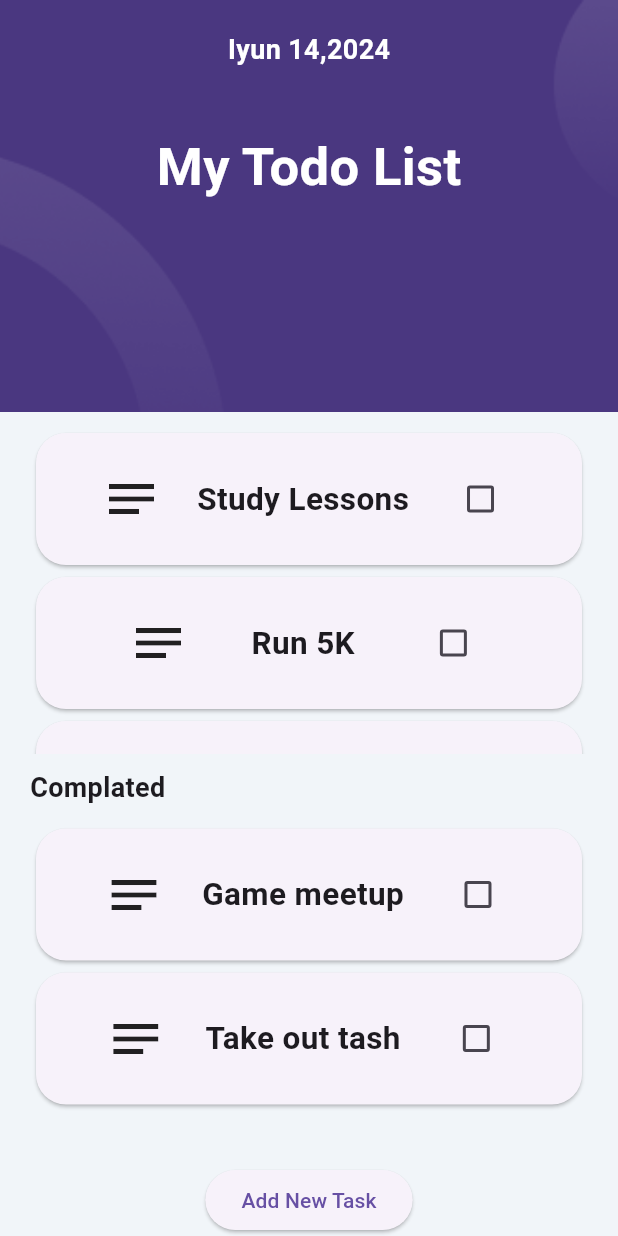
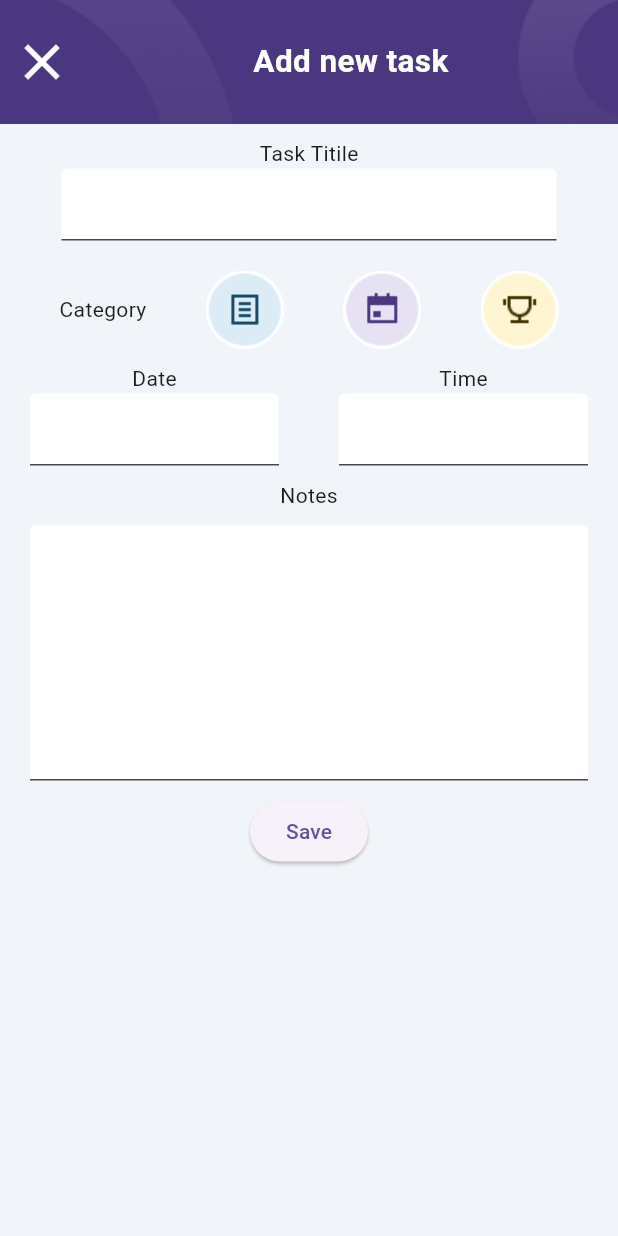
Before and after one commit to alicanov98/todo_app, a Flutter app: the screen it shows after launch, after a tap on "Add New Task", on a phone screen of 412 x 824 dp. Run offline on Flutter 3.47's test engine with Material 3 defaults, Android fonts, the phone set to English and light mode, and no system bars; our stand-ins replace hexcolor.

Commit message:
add new task screen

```diff
--- a/lib/main.dart
+++ b/lib/main.dart
@@ -1,8 +1,5 @@
 import 'package:flutter/material.dart';
-import 'package:flutter/widgets.dart';
-import 'package:hexcolor/hexcolor.dart';
-import 'package:todo_app/constants/color.dart';
-import 'package:todo_app/todoItem.dart';
+import 'package:todo_app/screens/home.dart';
 
 void main() {
   runApp(const MyApp());
@@ -15,112 +12,14 @@ class MyApp extends StatefulWidget {
   State<MyApp> createState() => _MyAppState();
 }
 
-List<String> todo = ['Study Lessons', 'Run 5K', 'Go To Party'];
-List<String> complated = ['Game meetup', 'Take out tash'];
-
 class _MyAppState extends State<MyApp> {
   // CheckBox checked
   bool isChecked = false;
   @override
   Widget build(BuildContext context) {
-    // Device Height and Width
-    double deviceHeight = MediaQuery.of(context).size.height / 3;
-    double deviceWidth = MediaQuery.of(context).size.width;
-
-    return MaterialApp(
+    return const MaterialApp(
       debugShowCheckedModeBanner: false,
-      home: SafeArea(
-        child: Scaffold(
-          backgroundColor: HexColor(backgroundColor),
-          body: Column(
-            children: [
-              // Header
-              headerContainer(deviceWidth, deviceHeight),
-              // Top Column
-              Expanded(
-                child: Padding(
-                  padding: const EdgeInsets.fromLTRB(20, 10, 20, 10),
-                  child: SingleChildScrollView(
-                    child: ListView.builder(
-                        shrinkWrap: true,
-                        primary: false,
-                        itemCount: todo.length,
-                        itemBuilder: (context, index) {
-                          return Todoitem(
-                            title: todo[index],
-                          );
-                        }),
-                  ),
-                ),
-              ),
-              //  Completed Text
-              const Padding(
-                padding: EdgeInsets.only(left: 20),
-                child: Align(
-                  alignment: Alignment.centerLeft,
-                  child: Text(
-                    'Complated',
-                    style: TextStyle(fontSize: 18, fontWeight: FontWeight.bold),
-                  ),
-                ),
-              ),
-              // Bottom Column
-              Expanded(
-                  child: Padding(
-                      padding: const EdgeInsets.fromLTRB(20, 10, 20, 10),
-                      child: SingleChildScrollView(
-                        child: ListView.builder(
-                            shrinkWrap: true,
-                            primary: false,
-                            itemCount: complated.length,
-                            itemBuilder: (context, index) {
-                              return Todoitem(
-                                title: complated[index],
-                              );
-                            }),
-                      ))),
-              ElevatedButton(
-                  onPressed: () {}, child: const Text('Add New Task'))
-            ],
-          ),
-        ),
-      ),
-    );
-  }
-
-  Container headerContainer(double deviceWidth, double deviceHeight) {
-    return Container(
-      width: deviceWidth,
-      height: deviceHeight,
-      decoration: const BoxDecoration(
-          color: Colors.purple,
-          image: DecorationImage(
-              image: AssetImage('lib/assets/images/header.png'),
-              fit: BoxFit.cover)),
-      child: const Column(
-        children: [
-          Padding(
-            padding: EdgeInsets.only(top: 20),
-            child: Text(
-              'Iyun 14,2024',
-              style: TextStyle(
-                  color: Colors.white,
-                  fontSize: 18,
-                  fontWeight: FontWeight.bold),
-            ),
-          ),
-          Padding(
-            padding: EdgeInsets.only(top: 40),
-            child: Text(
-              'My Todo List',
-              style: TextStyle(
-                  color: Colors.white,
-                  fontSize: 35,
-                  fontWeight: FontWeight.bold),
-            ),
-          )
-        ],
-      ),
+      home: HomeScreen(),
     );
   }
 }
--- /dev/null
+++ b/lib/screens/add_new_task.dart
@@ -0,0 +1,156 @@
+import 'package:flutter/material.dart';
+import 'package:hexcolor/hexcolor.dart';
+import 'package:todo_app/constants/color.dart';
+
+class AddNewTask extends StatelessWidget {
+  const AddNewTask({super.key});
+
+  @override
+  Widget build(BuildContext context) {
+    // Device Height and Width
+    double deviceHeight = MediaQuery.of(context).size.height / 10;
+    double deviceWidth = MediaQuery.of(context).size.width;
+
+    return SafeArea(
+        child: Scaffold(
+      backgroundColor: HexColor(backgroundColor),
+      body: SingleChildScrollView(
+        child: Column(
+          children: [
+            Container(
+              width: deviceWidth,
+              height: deviceHeight,
+              decoration: const BoxDecoration(
+                image: DecorationImage(
+                    image: AssetImage('lib/assets/images/header_two.png'),
+                    fit: BoxFit.cover),
+              ),
+              child: Row(
+                children: [
+                  IconButton(
+                      onPressed: () {
+                        Navigator.of(context).pop();
+                      },
+                      icon: const Icon(
+                        Icons.close,
+                        size: 40,
+                        color: Colors.white,
+                      )),
+                  const Expanded(
+                      child: Text(
+                    'Add new task',
+                    style: TextStyle(
+                        color: Colors.white,
+                        fontWeight: FontWeight.bold,
+                        fontSize: 21),
+                    textAlign: TextAlign.center,
+                  ))
+                ],
+              ),
+            ),
+            const Padding(
+                padding: EdgeInsets.only(top: 10), child: Text('Task Titile')),
+            const Padding(
+              padding: EdgeInsets.symmetric(horizontal: 41),
+              child: TextField(
+                decoration:
+                    InputDecoration(filled: true, fillColor: Colors.white),
+              ),
+            ),
+            Padding(
+              padding: const EdgeInsets.only(top: 20),
+              child: Row(
+                mainAxisAlignment: MainAxisAlignment.spaceEvenly,
+                children: [
+                  const Text('Category'),
+                  GestureDetector(
+                    onTap: () {
+                      ScaffoldMessenger.of(context).showSnackBar(
+                        const SnackBar(
+                          duration: Duration(milliseconds: 300),
+                          content: Text('Category Selected one'),
+                        ),
+                      );
+                    },
+                    child: Image.asset('lib/assets/images/category_one.png'),
+                  ),
+                  GestureDetector(
+                    onTap: () {
+                      ScaffoldMessenger.of(context).showSnackBar(
+                        const SnackBar(
+                          duration: Duration(milliseconds: 300),
+                          content: Text('Category Selected two'),
+                        ),
+                      );
+                    },
+                    child: Image.asset('lib/assets/images/category_two.png'),
+                  ),
+                  GestureDetector(
+                    onTap: () {
+                      ScaffoldMessenger.of(context).showSnackBar(
+                        const SnackBar(
+                          duration: Duration(milliseconds: 300),
+                          content: Text('Category Selected three'),
+                        ),
+                      );
+                    },
+                    child: Image.asset('lib/assets/images/category_three.png'),
+                  ),
+                ],
+              ),
+            ),
+            const Padding(
+              padding: EdgeInsets.only(top: 10),
+              child: Row(
+                mainAxisAlignment: MainAxisAlignment.spaceEvenly,
+                children: [
+                  Expanded(
+                    child: Column(
+                      children: [
+                        Text('Date'),
+                        Padding(
+                            padding: EdgeInsets.symmetric(horizontal: 20),
+                            child: TextField(
+                              decoration: InputDecoration(
+                                  filled: true, fillColor: Colors.white),
+                            ))
+                      ],
+                    ),
+                  ),
+                  Expanded(
+                    child: Column(
+                      children: [
+                        Text('Time'),
+                        Padding(
+                            padding: EdgeInsets.symmetric(horizontal: 20),
+                            child: TextField(
+                              decoration: InputDecoration(
+                                  filled: true, fillColor: Colors.white),
+                            ))
+                      ],
+                    ),
+                  )
+                ],
+              ),
+            ),
+            const Padding(
+                padding: EdgeInsets.only(top: 10), child: Text('Notes')),
+            const Padding(
+              padding: EdgeInsets.symmetric(horizontal: 20, vertical: 10),
+              child: SizedBox(
+                height: 170,
+                child: TextField(
+                  expands: true,
+                  maxLines: null,
+                  decoration: InputDecoration(
+                      filled: true, fillColor: Colors.white, isDense: true),
+                ),
+              ),
+            ),
+            ElevatedButton(onPressed: () {}, child: const Text('Save'))
+          ],
+        ),
+      ),
+    ));
+  }
+}
--- /dev/null
+++ b/lib/screens/home.dart
@@ -0,0 +1,135 @@
+import 'dart:ui';
+import 'package:flutter/material.dart';
+import 'package:flutter/widgets.dart';
+import 'package:hexcolor/hexcolor.dart';
+import 'package:todo_app/constants/color.dart';
+import 'package:todo_app/screens/add_new_task.dart';
+import 'package:todo_app/todoItem.dart';
+
+class HomeScreen extends StatelessWidget {
+  const HomeScreen({super.key});
+
+  @override
+  Widget build(BuildContext context) {
+    // Device Height and Width
+    double deviceHeight = MediaQuery.of(context).size.height / 3;
+    double deviceWidth = MediaQuery.of(context).size.width;
+
+    List<String> todo = ['Study Lessons', 'Run 5K', 'Go To Party'];
+    List<String> complated = ['Game meetup', 'Take out tash'];
+
+    return MaterialApp(
+      debugShowCheckedModeBanner: false,
+      home: SafeArea(
+        child: Scaffold(
+          backgroundColor: HexColor(backgroundColor),
+          body: Column(
+            children: [
+              // Header
+              headerContainer(deviceWidth, deviceHeight),
+              // Top Column
+              Expanded(
+                child: Padding(
+                  padding: const EdgeInsets.fromLTRB(20, 10, 20, 10),
+                  child: SingleChildScrollView(
+                    child: ListView.builder(
+                        shrinkWrap: true,
+                        primary: false,
+                        itemCount: todo.length,
+                        itemBuilder: (context, index) {
+                          return Todoitem(
+                            title: todo[index],
+                          );
+                        }),
+                  ),
+                ),
+              ),
+              //  Completed Text
+              const Padding(
+                padding: EdgeInsets.only(left: 20),
+                child: Align(
+                  alignment: Alignment.centerLeft,
+                  child: Text(
+                    'Complated',
+                    style: TextStyle(fontSize: 18, fontWeight: FontWeight.bold),
+                  ),
+                ),
+              ),
+              // Bottom Column
+              Expanded(
+                  child: Padding(
+                      padding: const EdgeInsets.fromLTRB(20, 10, 20, 10),
+                      child: SingleChildScrollView(
+                        child: ListView.builder(
+                            shrinkWrap: true,
+                            primary: false,
+                            itemCount: complated.length,
+                            itemBuilder: (context, index) {
+                              return Todoitem(
+                                title: complated[index],
+                              );
+                            }),
+                      ))),
+              Container(
+                margin: const EdgeInsets.symmetric(vertical: 8),
+                child: ElevatedButton(
+                  onPressed: () {
+                    Navigator.of(context).push(MaterialPageRoute(
+                      builder: (context) => const AddNewTask(),
+                    ));
+                  },
+                  style: ElevatedButton.styleFrom(
+                    foregroundColor: Colors.white,
+                    backgroundColor: Color(0xFF4A3780),
+                    padding:
+                        const EdgeInsets.symmetric(horizontal: 16, vertical: 8),
+                    shape: RoundedRectangleBorder(
+                      borderRadius: BorderRadius.circular(12),
+                    ),
+                  ),
+                  child: const Text('Add New Task'),
+                ),
+              )
+            ],
+          ),
+        ),
+      ),
+    );
+  }
+
+  Container headerContainer(double deviceWidth, double deviceHeight) {
+    return Container(
+      width: deviceWidth,
+      height: deviceHeight,
+      decoration: const BoxDecoration(
+          color: Colors.purple,
+          image: DecorationImage(
+              image: AssetImage('lib/assets/images/header.png'),
+              fit: BoxFit.cover)),
+      child: const Column(
+        children: [
+          Padding(
+            padding: EdgeInsets.only(top: 20),
+            child: Text(
+              'Iyun 14,2024',
+              style: TextStyle(
+                  color: Colors.white,
+                  fontSize: 18,
+                  fontWeight: FontWeight.bold),
+            ),
+          ),
+          Padding(
+            padding: EdgeInsets.only(top: 40),
+            child: Text(
+              'My Todo List',
+              style: TextStyle(
+                  color: Colors.white,
+                  fontSize: 35,
+                  fontWeight: FontWeight.bold),
+            ),
+          )
+        ],
+      ),
+    );
+  }
+}
```
Also changed, not shown: lib/assets/images/category_one.png (added), lib/assets/images/category_three.png (added), lib/assets/images/category_two.png (added), lib/assets/images/header_two.png (added).
